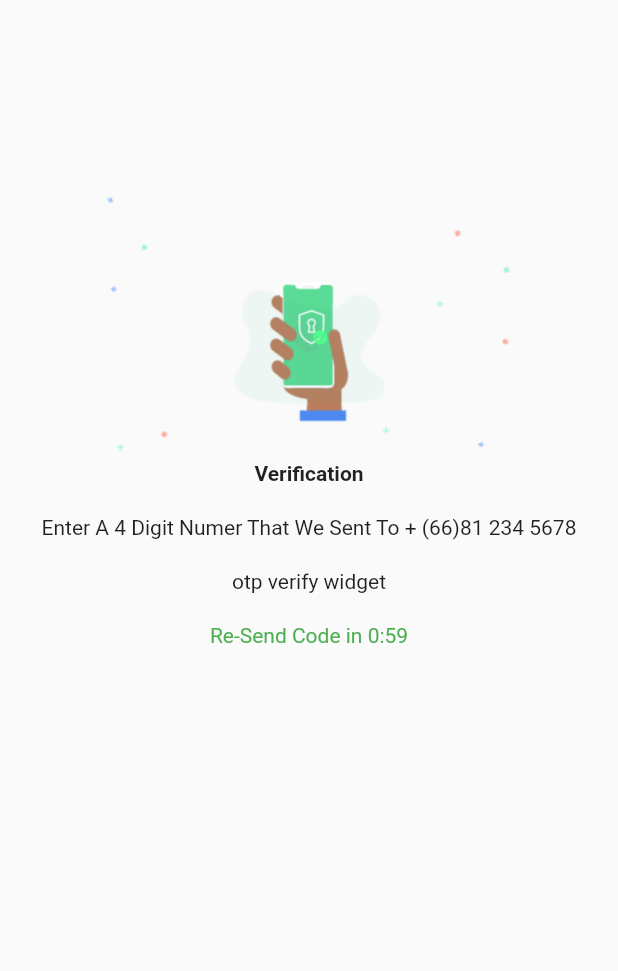
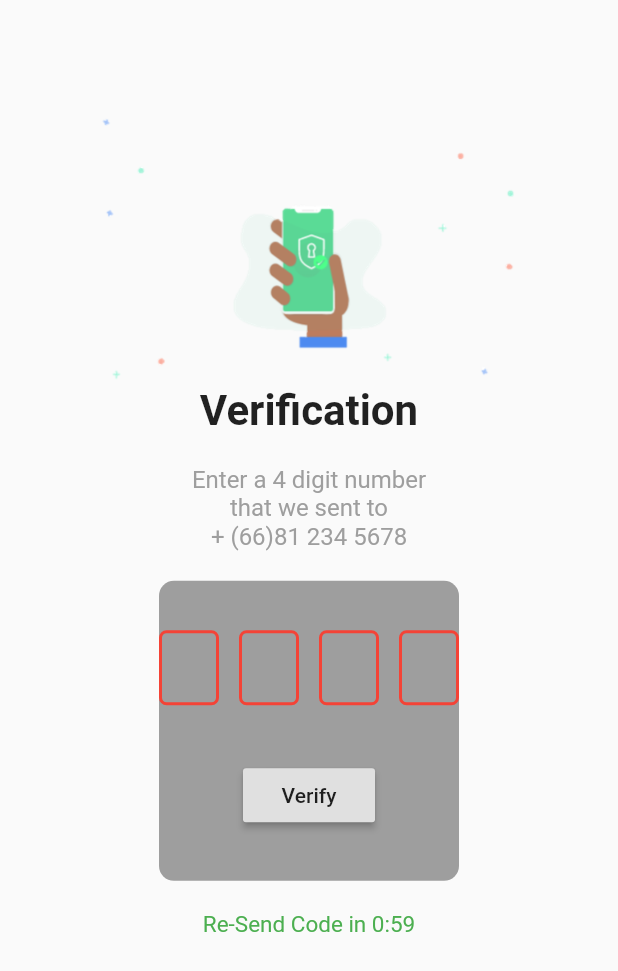
Before and after one commit to godprogrammer3/technician_app, a Flutter app: the screen it shows after launch, on a phone screen of 412 x 824 dp. Shown: the top 971 px of the screen. Run offline on Flutter 3.47's test engine with Material 2 defaults, Android fonts, the phone set to English and light mode, and no system bars; drawn by our look-alikes of pin_code_fields; our stand-ins replace equatable, flutter_bloc.

Commit message:
UI almost complete

```diff
--- a/lap_app/lib/bloc/bloc.dart
+++ /dev/null
@@ -1 +0,0 @@
-export './request_otp_bloc.dart';
--- a/lap_app/lib/bloc/request_otp_event.dart
+++ /dev/null
@@ -1,4 +0,0 @@
-part of 'request_otp_bloc.dart';
-
-@immutable
-abstract class RequestOtpEvent {}
--- a/lap_app/lib/bloc/request_otp_state.dart
+++ /dev/null
@@ -1,6 +0,0 @@
-part of 'request_otp_bloc.dart';
-
-@immutable
-abstract class RequestOtpState {}
-
-class RequestOtpInitial extends RequestOtpState {}
--- a/lap_app/lib/bloc/templete_event.dart
+++ /dev/null
@@ -1,4 +0,0 @@
-part of 'templete_bloc.dart';
-
-@immutable
-abstract class TempleteEvent {}
--- a/lap_app/lib/bloc/templete_state.dart
+++ /dev/null
@@ -1,6 +0,0 @@
-part of 'templete_bloc.dart';
-
-@immutable
-abstract class TempleteState {}
-
-class TempleteInitial extends TempleteState {}
--- a/lap_app/lib/ui/pages/verify_otp_page.dart
+++ b/lap_app/lib/ui/pages/verify_otp_page.dart
@@ -1,7 +1,9 @@
 import 'package:flutter/material.dart';
+import 'package:flutter/services.dart';
 import 'package:flutter_bloc/flutter_bloc.dart';
 import 'package:lap_app/bloc/bloc.dart';
-
+import 'package:pin_code_fields/pin_code_fields.dart';
+String currentOtp = '';
 class VerifyOtpPage extends StatelessWidget {
   @override
   Widget build(BuildContext context) {
@@ -24,26 +26,122 @@ class VerifyOtpPage extends StatelessWidget {
   Widget buildBody(BuildContext context) {
     return Row(mainAxisAlignment: MainAxisAlignment.center, children: <Widget>[
       Column(mainAxisAlignment: MainAxisAlignment.center, children: <Widget>[
-        SizedBox(height: MediaQuery.of(context).size.height / 9),
+        SizedBox(height: MediaQuery.of(context).size.height / 20.0),
         Container(
-          width: MediaQuery.of(context).size.width - 100,
+          width: MediaQuery.of(context).size.width - 70,
           height: 200,
           child: Image.asset(
             'assets/images/verify_otp_tp.png',
-            fit: BoxFit.fitWidth,
+            fit: BoxFit.contain,
           ),
         ),
         Text(
           'Verification',
-          style: TextStyle(fontWeight: FontWeight.bold),
+          style: TextStyle(fontWeight: FontWeight.bold, fontSize: 28.0),
         ),
         SizedBox(height: 20),
-        Text('Enter A 4 Digit Numer That We Sent To + (66)81 234 5678'),
+        Container(
+          width: 200,
+          child: Row(
+            children: <Widget>[
+              Expanded(
+                child: Text(
+                  'Enter a 4 digit number \nthat we sent to\n+ (66)81 234 5678',
+                  style: TextStyle(
+                    fontSize: 16.0,
+                    color: Colors.grey,
+                  ),
+                  textAlign: TextAlign.center,
+                ),
+              )
+            ],
+          ),
+        ),
         SizedBox(height: 20),
-        Text('otp verify widget'),
+        OtpInput(),
         SizedBox(height: 20),
-        Text('Re-Send Code in 0:59', style: TextStyle(color: Colors.green)),
+        Text('Re-Send Code in 0:59',
+            style: TextStyle(
+              color: Colors.green,
+              fontSize: 15.0,
+            )),
       ]),
     ]);
   }
 }
+
+class OtpInput extends StatelessWidget {
+  const OtpInput({Key key}) : super(key: key);
+
+  @override
+  Widget build(BuildContext context) {
+    return Container(
+      width: 200,
+      height: 200,
+      decoration: BoxDecoration(
+        color: Colors.grey,
+        borderRadius: new BorderRadius.only(
+          topLeft: const Radius.circular(10.0),
+          topRight: const Radius.circular(10.0),
+          bottomLeft: const Radius.circular(10.0),
+          bottomRight: const Radius.circular(10.0),
+        ),
+      ),
+      child: Column(
+          mainAxisAlignment: MainAxisAlignment.center,
+          children: <Widget>[
+            Row(mainAxisAlignment: MainAxisAlignment.center, children: <Widget>[
+              // Expanded(
+              //   child: TextField(
+              //       keyboardType: TextInputType.number,
+              //       inputFormatters: [
+              //         WhitelistingTextInputFormatter.digitsOnly
+              //       ],
+              //       textAlign: TextAlign.left,
+              //       maxLength: 4,
+              //       maxLengthEnforced: true,
+              //       style: TextStyle(fontSize: 60, letterSpacing: 15)),
+              // ),
+              Expanded(
+                child:PinInput(),
+              ),
+
+            ]),
+            SizedBox(height: 20.0),
+            Row(mainAxisAlignment: MainAxisAlignment.center, children: <Widget>[
+              RaisedButton(onPressed: () {}, child: Text('Verify')),
+            ])
+          ]),
+    );
+  }
+}
+
+class PinInput extends StatefulWidget {
+  PinInput({Key key}) : super(key: key);
+
+  @override
+  _PinInputState createState() => _PinInputState();
+}
+
+class _PinInputState extends State<PinInput> {
+  @override
+  Widget build(BuildContext context) {
+    return Container(
+      child: PinCodeTextField(
+        length: 4,
+        obsecureText: false,
+        animationType: AnimationType.fade,
+        shape: PinCodeFieldShape.box,
+        animationDuration: Duration(milliseconds: 300),
+        borderRadius: BorderRadius.circular(5),
+        fieldHeight: 50,
+        fieldWidth: 40,
+        onChanged: (value) {
+          setState(() {
+            currentOtp = value;
+          });
+        },
+      ),
+    );
+  }
+}
--- a/lap_app/pubspec.yaml
+++ b/lap_app/pubspec.yaml
@@ -11,6 +11,7 @@ dependencies:
   flutter_bloc: ^3.2.0
   equatable: ^1.0.3
   cupertino_icons: ^0.1.2
+  pin_code_fields: ^2.3.0+3
 
 dev_dependencies:
   flutter_test:
@@ -19,4 +20,4 @@ dev_dependencies:
 flutter:
   uses-material-design: true
   assets:
-      - assets/images/
+    - assets/images/
```
Also changed, not shown: lap_app/lib/bloc/request_otp_bloc.dart (deleted, +0 -22 lines), lap_app/lib/bloc/templete_bloc.dart (deleted, +0 -19 lines), lap_app/pubspec.lock.
